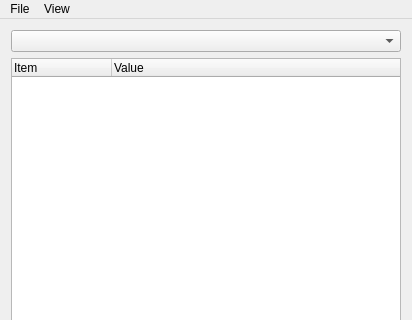
Before: the Qt Designer form MainWindow.ui in bsmr/CotA, drawn with Qt 5; both pictures show x 0 to 412 and y 0 to 320 of the 412 by 504 pixel window.
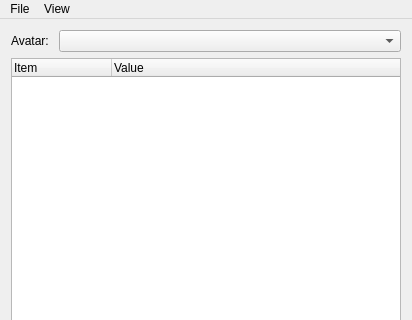
After: the same form once the commit is applied. Icons and pictures are not drawn.

Commit message: Added an "Avatar:" label to the left of the combo box.

```diff
--- a/MainWindow.ui
+++ b/MainWindow.ui
@@ -20,7 +20,28 @@
   <widget class="QWidget" name="centralWidget">
    <layout class="QVBoxLayout" name="verticalLayout_2">
     <item>
-     <widget class="QComboBox" name="comboBox"/>
+     <layout class="QHBoxLayout" name="horizontalLayout">
+      <item>
+       <widget class="QLabel" name="label">
+        <property name="text">
+         <string>Avatar: </string>
+        </property>
+        <property name="scaledContents">
+         <bool>true</bool>
+        </property>
+       </widget>
+      </item>
+      <item>
+       <widget class="QComboBox" name="comboBox">
+        <property name="sizePolicy">
+         <sizepolicy hsizetype="Expanding" vsizetype="Fixed">
+          <horstretch>0</horstretch>
+          <verstretch>0</verstretch>
+         </sizepolicy>
+        </property>
+       </widget>
+      </item>
+     </layout>
     </item>
     <item>
      <widget class="QTreeWidget" name="treeWidget">
```
